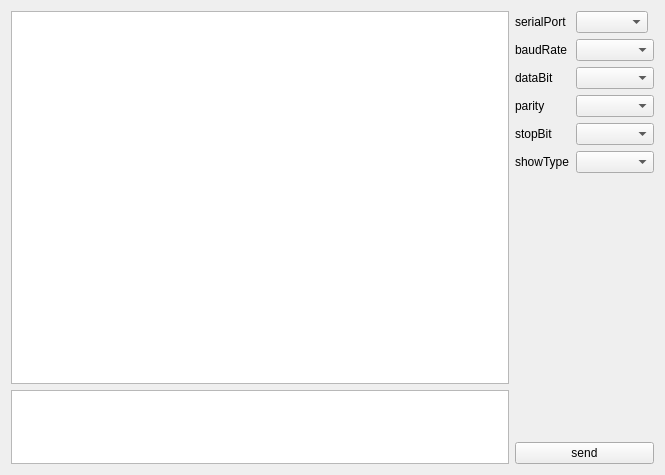
The window that serialwindow.ui (aiwang23/serialPortTools) describes before a commit, drawn with Qt 5.
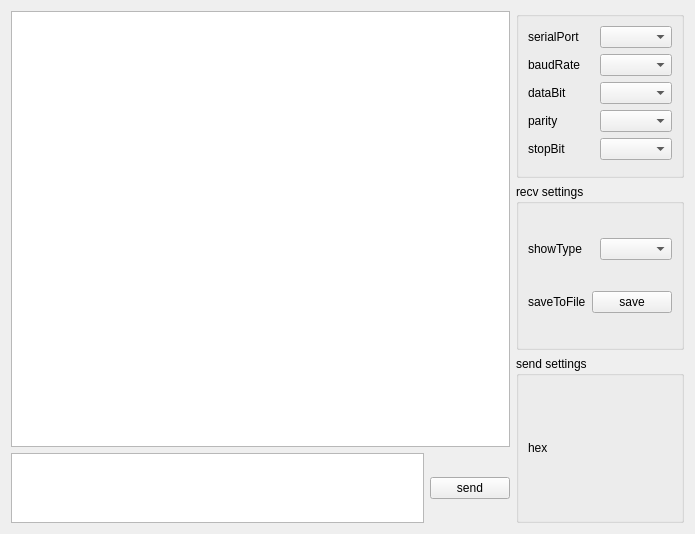
The same window after the commit. Custom widgets are drawn as their Qt base class.

The edit to the form file:
```diff
--- a/serialwindow.ui
+++ b/serialwindow.ui
@@ -6,111 +6,174 @@
    <rect>
     <x>0</x>
     <y>0</y>
-    <width>665</width>
-    <height>475</height>
+    <width>695</width>
+    <height>534</height>
    </rect>
   </property>
   <property name="windowTitle">
    <string>serialwindow</string>
   </property>
-  <layout class="QHBoxLayout" name="horizontalLayout" stretch="10,1">
-   <item>
-    <layout class="QVBoxLayout" name="verticalLayout" stretch="5,1">
-     <item>
-      <widget class="ElaPlainTextEdit" name="plainTextEdit_out"/>
+  <layout class="QGridLayout" name="gridLayout_2">
+   <item row="0" column="0" rowspan="3">
+    <layout class="QGridLayout" name="gridLayout_data" rowstretch="8,1" columnstretch="10,1">
+     <item row="0" column="0" colspan="2">
+      <widget class="outTextEdit" name="plainTextEdit_out"/>
      </item>
-     <item>
+     <item row="1" column="0">
       <widget class="ElaPlainTextEdit" name="plainTextEdit_in"/>
      </item>
-    </layout>
-   </item>
-   <item>
-    <layout class="QGridLayout" name="gridLayout" columnstretch="0,0,0">
-     <item row="6" column="0">
-      <widget class="ElaToggleButton" name="toggleswitch_open" native="true"/>
-     </item>
-     <item row="0" column="1">
-      <widget class="ElaComboBox" name="comboBox_port"/>
-     </item>
-     <item row="3" column="0">
-      <widget class="QLabel" name="label_parity">
-       <property name="text">
-        <string>parity</string>
-       </property>
-      </widget>
-     </item>
-     <item row="5" column="1" colspan="2">
-      <widget class="ElaComboBox" name="comboBox_show_type"/>
-     </item>
-     <item row="5" column="0">
-      <widget class="QLabel" name="label_show_type">
-       <property name="text">
-        <string>showType</string>
-       </property>
-      </widget>
-     </item>
-     <item row="8" column="0" colspan="3">
+     <item row="1" column="1">
       <widget class="ElaPushButton" name="pushButton_send">
        <property name="text">
         <string>send</string>
        </property>
       </widget>
      </item>
-     <item row="4" column="0">
-      <widget class="QLabel" name="label_stopbit">
-       <property name="text">
-        <string>stopBit</string>
-       </property>
-      </widget>
-     </item>
-     <item row="3" column="1" colspan="2">
-      <widget class="ElaComboBox" name="comboBox_parity"/>
-     </item>
-     <item row="1" column="0">
-      <widget class="QLabel" name="label_baud">
-       <property name="text">
-        <string>baudRate</string>
-       </property>
-      </widget>
-     </item>
-     <item row="1" column="1" colspan="2">
-      <widget class="ElaComboBox" name="comboBox_baud"/>
-     </item>
-     <item row="2" column="0">
-      <widget class="QLabel" name="label_databit">
-       <property name="text">
-        <string>dataBit</string>
-       </property>
-      </widget>
-     </item>
-     <item row="0" column="0">
-      <widget class="QLabel" name="label_port">
-       <property name="text">
-        <string>serialPort</string>
-       </property>
-      </widget>
-     </item>
-     <item row="2" column="1" colspan="2">
-      <widget class="ElaComboBox" name="comboBox_databit"/>
-     </item>
-     <item row="4" column="1" colspan="2">
-      <widget class="ElaComboBox" name="comboBox_stopbit"/>
-     </item>
-     <item row="7" column="0">
-      <spacer name="verticalSpacer">
-       <property name="orientation">
-        <enum>Qt::Vertical</enum>
-       </property>
-       <property name="sizeHint" stdset="0">
-        <size>
-         <width>20</width>
-         <height>40</height>
-        </size>
-       </property>
-      </spacer>
-     </item>
     </layout>
    </item>
+   <item row="0" column="1">
+    <widget class="QGroupBox" name="groupBox_port">
+     <layout class="QVBoxLayout" name="verticalLayout_2">
+      <item>
+       <layout class="QHBoxLayout" name="horizontalLayout_0">
+        <item>
+         <widget class="ElaText" name="label_port">
+          <property name="text">
+           <string>serialPort</string>
+          </property>
+         </widget>
+        </item>
+        <item>
+         <widget class="ElaComboBox" name="comboBox_port"/>
+        </item>
+       </layout>
+      </item>
+      <item>
+       <layout class="QHBoxLayout" name="horizontalLayout_1">
+        <item>
+         <widget class="ElaText" name="label_baud">
+          <property name="text">
+           <string>baudRate</string>
+          </property>
+         </widget>
+        </item>
+        <item>
+         <widget class="ElaComboBox" name="comboBox_baud"/>
+        </item>
+       </layout>
+      </item>
+      <item>
+       <layout class="QHBoxLayout" name="horizontalLayout_2">
+        <item>
+         <widget class="ElaText" name="label_databit">
+          <property name="text">
+           <string>dataBit</string>
+          </property>
+         </widget>
+        </item>
+        <item>
+         <widget class="ElaComboBox" name="comboBox_databit"/>
+        </item>
+       </layout>
+      </item>
+      <item>
+       <layout class="QHBoxLayout" name="horizontalLayout_3">
+        <item>
+         <widget class="ElaText" name="label_parity">
+          <property name="text">
+           <string>parity</string>
+          </property>
+         </widget>
+        </item>
+        <item>
+         <widget class="ElaComboBox" name="comboBox_parity"/>
+        </item>
+       </layout>
+      </item>
+      <item>
+       <layout class="QHBoxLayout" name="horizontalLayout_4">
+        <item>
+         <widget class="ElaText" name="label_stopbit">
+          <property name="text">
+           <string>stopBit</string>
+          </property>
+         </widget>
+        </item>
+        <item>
+         <widget class="ElaComboBox" name="comboBox_stopbit"/>
+        </item>
+       </layout>
+      </item>
+      <item>
+       <widget class="ElaToggleButton" name="toggleswitch_open" native="true"/>
+      </item>
+     </layout>
+    </widget>
+   </item>
+   <item row="1" column="1">
+    <widget class="QGroupBox" name="groupBox_recv">
+     <property name="title">
+      <string>recv settings</string>
+     </property>
+     <layout class="QVBoxLayout" name="verticalLayout">
+      <item>
+       <layout class="QHBoxLayout" name="horizontalLayout_5">
+        <item>
+         <widget class="ElaText" name="label_show_type">
+          <property name="text">
+           <string>showType</string>
+          </property>
+         </widget>
+        </item>
+        <item>
+         <widget class="ElaComboBox" name="comboBox_show_type"/>
+        </item>
+       </layout>
+      </item>
+      <item>
+       <layout class="QHBoxLayout" name="horizontalLayout_6">
+        <item>
+         <widget class="ElaText" name="label_save_file">
+          <property name="text">
+           <string>saveToFile</string>
+          </property>
+         </widget>
+        </item>
+        <item>
+         <widget class="ElaPushButton" name="pushButton_save_file">
+          <property name="text">
+           <string>save</string>
+          </property>
+         </widget>
+        </item>
+       </layout>
+      </item>
+     </layout>
+    </widget>
+   </item>
+   <item row="2" column="1">
+    <widget class="QGroupBox" name="groupBox_send">
+     <property name="title">
+      <string>send settings</string>
+     </property>
+     <layout class="QVBoxLayout" name="verticalLayout_3">
+      <item>
+       <layout class="QHBoxLayout" name="horizontalLayout_8">
+        <item>
+         <widget class="ElaText" name="label_send_type">
+          <property name="text">
+           <string>hex</string>
+          </property>
+         </widget>
+        </item>
+        <item>
+         <widget class="ElaToggleSwitch" name="toggleSwitch_send_type" native="true"/>
+        </item>
+       </layout>
+      </item>
+     </layout>
+    </widget>
+   </item>
   </layout>
  </widget>
  <customwidgets>
@@ -135,6 +198,22 @@
    <header location="global">ElaToggleButton.h</header>
    <container>1</container>
   </customwidget>
+  <customwidget>
+   <class>outTextEdit</class>
+   <extends>QPlainTextEdit</extends>
+   <header location="global">outtextedit.h</header>
+  </customwidget>
+  <customwidget>
+   <class>ElaToggleSwitch</class>
+   <extends>QWidget</extends>
+   <header location="global">ElaToggleSwitch.h</header>
+   <container>1</container>
+  </customwidget>
+  <customwidget>
+   <class>ElaText</class>
+   <extends>QLabel</extends>
+   <header location="global">ElaText.h</header>
+  </customwidget>
  </customwidgets>
  <resources/>
  <connections/>
```
